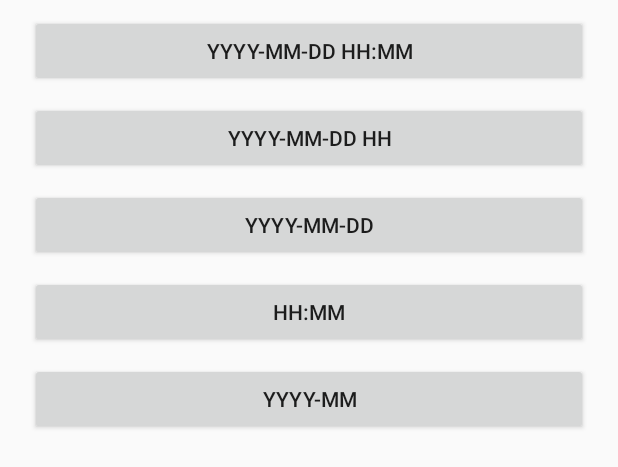
After one commit to lvfaqiang/Android-PickerView-master, an Android app: the layout activity_test.xml on its own in the app's theme, with its tools: preview values and no code run, on a phone screen of 412 x 824 dp. The commit adds this screen. Shown: the top 467 px of the screen. Run offline under Robolectric (Android 15) with nearby library versions, the phone set to English and light mode, and no system bars.

Commit message:
新建扩展类，调整显示类型

```diff
--- a/app/src/main/AndroidManifest.xml
+++ b/app/src/main/AndroidManifest.xml
@@ -8,7 +8,7 @@
         android:label="@string/app_name"
         android:theme="@style/AppTheme" >
         <activity
-            android:name="com.bigkoo.pickerviewdemo.MainActivity"
+            android:name=".activity.MainActivity"
             android:label="@string/app_name" >
             <intent-filter>
                 <action android:name="android.intent.action.MAIN" />
--- a/app/src/main/java/com/bigkoo/pickerviewdemo/MainActivity.java
+++ b/app/src/main/java/com/bigkoo/pickerviewdemo/activity/MainActivity.java
@@ -1,4 +1,4 @@
-package com.bigkoo.pickerviewdemo;
+package com.bigkoo.pickerviewdemo.activity;
 
 import android.app.Activity;
 import android.os.Bundle;
@@ -6,6 +6,7 @@ import android.view.View;
 import android.view.View.OnClickListener;
 import android.widget.TextView;
 
+import com.bigkoo.pickerviewdemo.R;
 import com.lvfq.pickerview.OptionsPickerView;
 import com.lvfq.pickerview.TimePickerView;
 import com.bigkoo.pickerviewdemo.bean.ProvinceBean;
--- /dev/null
+++ b/app/src/main/res/layout/activity_test.xml
@@ -0,0 +1,41 @@
+<?xml version="1.0" encoding="utf-8"?>
+<LinearLayout xmlns:android="http://schemas.android.com/apk/res/android"
+              android:layout_width="match_parent"
+              android:layout_height="match_parent"
+              android:orientation="vertical"
+              android:paddingLeft="20dp"
+              android:paddingRight="20dp">
+
+    <Button
+        android:layout_width="match_parent"
+        android:layout_height="wrap_content"
+        android:layout_marginTop="10dp"
+        android:text="yyyy-MM-dd HH:mm"
+        />
+
+    <Button
+        android:layout_width="match_parent"
+        android:layout_height="wrap_content"
+        android:layout_marginTop="10dp"
+        android:text="yyyy-MM-dd HH"/>
+
+    <Button
+        android:layout_width="match_parent"
+        android:layout_height="wrap_content"
+        android:layout_marginTop="10dp"
+        android:text="yyyy-MM-dd"/>
+
+    <Button
+        android:layout_width="match_parent"
+        android:layout_height="wrap_content"
+        android:layout_marginTop="10dp"
+        android:text="HH:mm"/>
+
+    <Button
+        android:layout_width="match_parent"
+        android:layout_height="wrap_content"
+        android:layout_marginTop="10dp"
+        android:text="yyyy-MM"/>
+
+
+</LinearLayout>
--- a/app/src/main/res/menu/menu_main.xml
+++ b/app/src/main/res/menu/menu_main.xml
@@ -1,6 +1,6 @@
 <menu xmlns:android="http://schemas.android.com/apk/res/android"
     xmlns:app="http://schemas.android.com/apk/res-auto"
-    xmlns:tools="http://schemas.android.com/tools" tools:context=".MainActivity">
+    xmlns:tools="http://schemas.android.com/tools" tools:context=".activity.MainActivity">
     <item android:id="@+id/action_settings" android:title="@string/action_settings"
         android:orderInCategory="100" app:showAsAction="never" />
 </menu>
--- a/pickerview/src/main/java/com/lvfq/pickerview/TimePickerView.java
+++ b/pickerview/src/main/java/com/lvfq/pickerview/TimePickerView.java
@@ -18,8 +18,8 @@ import java.util.Date;
  */
 public class TimePickerView extends BasePickerView implements View.OnClickListener {
     public enum Type {
-        ALL, YEAR_MONTH_DAY, HOURS_MINS, MONTH_DAY_HOUR_MIN , YEAR_MONTH
-    }// 四种选择模式，年月日时分，年月日，时分，月日时分
+        ALL, YEAR_MONTH_DAY , YEAR_MONTH_DAY_HOUR , HOURS_MINS, MONTH_DAY_HOUR_MIN , YEAR_MONTH
+    }// 选择模式，年月日时分，年月日，年月日时 , 时分，月日时分 ,年月
 
     WheelTime wheelTime;
     private View btnSubmit, btnCancel;
```
Also changed, not shown: app/src/main/java/com/bigkoo/pickerviewdemo/Util.java (added, +54 -0 lines), app/src/main/java/com/bigkoo/pickerviewdemo/WheelTest.java (deleted, +0 -55 lines), app/src/main/java/com/bigkoo/pickerviewdemo/activity/TestActivity.java (added, +22 -0 lines), pickerview/src/main/java/com/lvfq/pickerview/view/WheelTime.java (+23 -18 lines).
